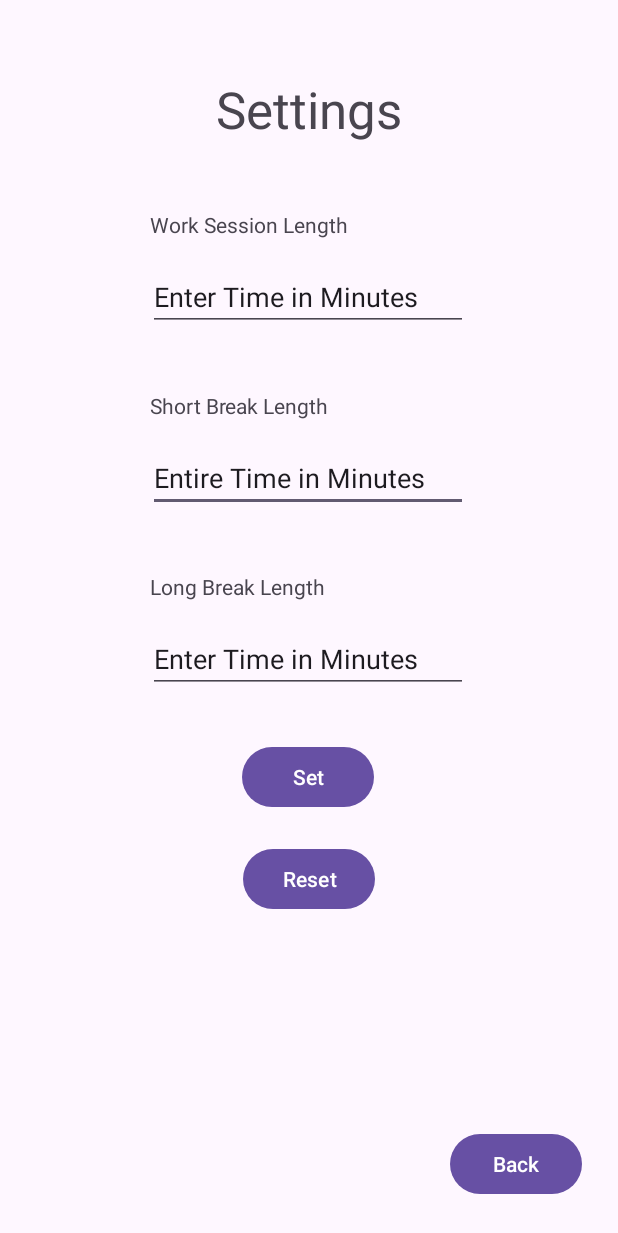
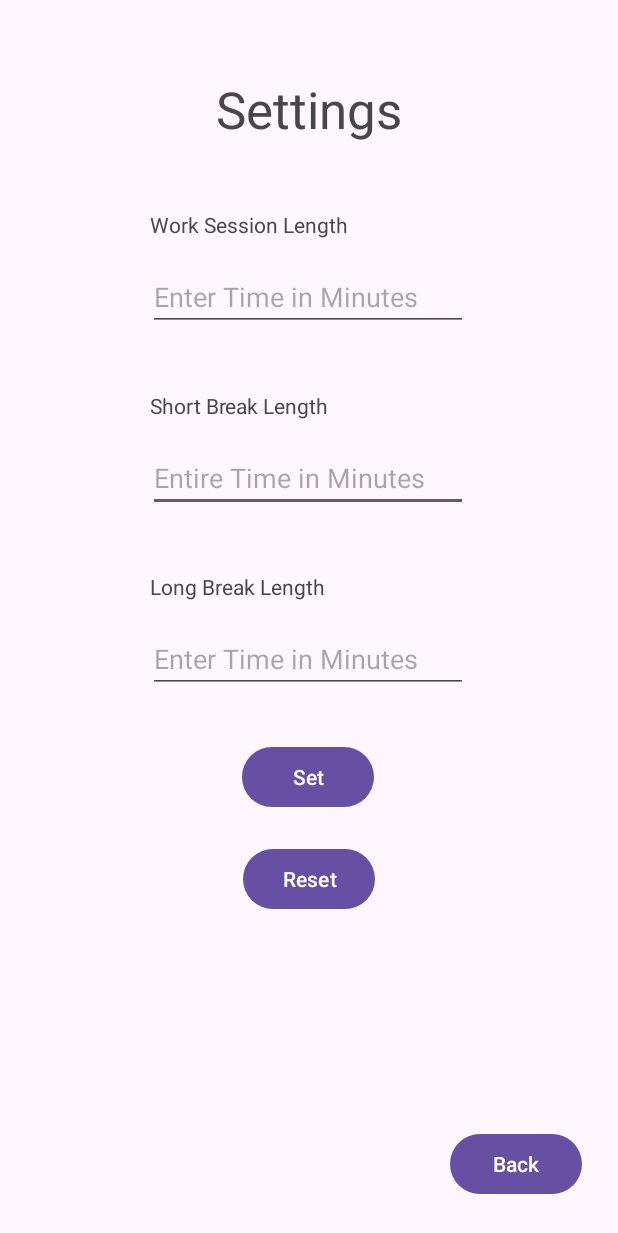
Before and after one commit to Moizsh10/Pomodoro_Technique_app, an Android app: the layout activity_custom_settings.xml on its own in the app's theme, with its tools: preview values and no code run, on a phone screen of 412 x 824 dp. Shown: the top 1233 px of the screen. Run offline under Robolectric (Android 15) with nearby library versions, the phone set to English and light mode, and no system bars.

Commit message:
Established layout of settings page

```diff
--- a/app/build.gradle.kts
+++ b/app/build.gradle.kts
@@ -26,6 +26,9 @@
         sourceCompatibility = JavaVersion.VERSION_1_8
         targetCompatibility = JavaVersion.VERSION_1_8
     }
+    buildFeatures {
+        viewBinding = true
+    }
 }
 
 dependencies {
@@ -33,6 +36,8 @@
     implementation("androidx.appcompat:appcompat:1.7.0")
     implementation("com.google.android.material:material:1.12.0")
     implementation("androidx.constraintlayout:constraintlayout:2.2.1")
+    implementation("androidx.navigation:navigation-fragment:2.8.9")
+    implementation("androidx.navigation:navigation-ui:2.8.9")
     testImplementation("junit:junit:4.13.2")
     androidTestImplementation("androidx.test.ext:junit:1.2.1")
     androidTestImplementation("androidx.test.espresso:espresso-core:3.6.1")
--- a/app/src/main/AndroidManifest.xml
+++ b/app/src/main/AndroidManifest.xml
@@ -13,6 +13,9 @@
         android:theme="@style/Theme.Pomodoro_Technique_app"
         tools:targetApi="31">
         <activity
+            android:name=".CustomSettingsActivity"
+            android:exported="false" />
+        <activity
             android:name=".MainActivity"
             android:exported="true">
             <intent-filter>
--- a/app/src/main/java/com/example/pomodoro_technique_app/CustomSettingsActivity.java
+++ b/app/src/main/java/com/example/pomodoro_technique_app/CustomSettingsActivity.java
@@ -1,10 +1,11 @@
 package com.example.pomodoro_technique_app;
+
+import androidx.appcompat.app.AppCompatActivity;
 
 import android.os.Bundle;
 
-import androidx.appcompat.app.AppCompatActivity;
+public class CustomSettingsActivity extends AppCompatActivity {
 
-public class CustomSettingsActivity extends AppCompatActivity {
     @Override
     protected void onCreate(Bundle savedInstanceState) {
         super.onCreate(savedInstanceState);
--- a/app/src/main/res/layout/activity_custom_settings.xml
+++ b/app/src/main/res/layout/activity_custom_settings.xml
@@ -6,43 +6,43 @@
     android:layout_height="match_parent">
 
     <EditText
-        android:id="@+id/editTextText2"
+        android:id="@+id/editTextShort"
         android:layout_width="wrap_content"
         android:layout_height="wrap_content"
         android:layout_marginTop="75dp"
         android:ems="10"
         android:inputType="text"
-        android:text="Entire Time in Minutes"
+        android:hint="Entire Time in Minutes"
         app:layout_constraintEnd_toEndOf="parent"
         app:layout_constraintHorizontal_bias="0.497"
         app:layout_constraintStart_toStartOf="parent"
-        app:layout_constraintTop_toBottomOf="@+id/editTextText" />
+        app:layout_constraintTop_toBottomOf="@+id/editTextWork" />
 
     <EditText
-        android:id="@+id/editTextText"
+        android:id="@+id/editTextWork"
         android:layout_width="wrap_content"
         android:layout_height="wrap_content"
         android:layout_marginTop="175dp"
         android:ems="10"
         android:inputType="text"
-        android:text="Enter Time in Minutes"
+        android:hint="Enter Time in Minutes"
         app:layout_constraintEnd_toEndOf="parent"
         app:layout_constraintHorizontal_bias="0.497"
         app:layout_constraintStart_toStartOf="parent"
         app:layout_constraintTop_toTopOf="parent" />
 
     <EditText
-        android:id="@+id/editTextText3"
+        android:id="@+id/editTextLong"
         android:layout_width="wrap_content"
         android:layout_height="wrap_content"
         android:layout_marginTop="75dp"
         android:ems="10"
         android:inputType="text"
-        android:text="Enter Time in Minutes"
+        android:hint="Enter Time in Minutes"
         app:layout_constraintEnd_toEndOf="parent"
         app:layout_constraintHorizontal_bias="0.497"
         app:layout_constraintStart_toStartOf="parent"
-        app:layout_constraintTop_toBottomOf="@+id/editTextText2" />
+        app:layout_constraintTop_toBottomOf="@+id/editTextShort" />
 
     <TextView
         android:id="@+id/textView"
@@ -51,7 +51,7 @@
         android:layout_marginStart="100dp"
         android:layout_marginBottom="16dp"
         android:text="Work Session Length"
-        app:layout_constraintBottom_toTopOf="@+id/editTextText"
+        app:layout_constraintBottom_toTopOf="@+id/editTextWork"
         app:layout_constraintStart_toStartOf="parent" />
 
     <TextView
@@ -61,7 +61,7 @@
         android:layout_marginStart="100dp"
         android:layout_marginBottom="16dp"
         android:text="Short Break Length"
-        app:layout_constraintBottom_toTopOf="@+id/editTextText2"
+        app:layout_constraintBottom_toTopOf="@+id/editTextShort"
         app:layout_constraintStart_toStartOf="parent" />
 
     <TextView
@@ -71,7 +71,7 @@
         android:layout_marginStart="100dp"
         android:layout_marginBottom="16dp"
         android:text="Long Break Length"
-        app:layout_constraintBottom_toTopOf="@+id/editTextText3"
+        app:layout_constraintBottom_toTopOf="@+id/editTextLong"
         app:layout_constraintStart_toStartOf="parent" />
 
     <TextView
@@ -95,7 +95,7 @@
         app:layout_constraintEnd_toEndOf="parent"
         app:layout_constraintHorizontal_bias="0.498"
         app:layout_constraintStart_toStartOf="parent"
-        app:layout_constraintTop_toBottomOf="@+id/editTextText3" />
+        app:layout_constraintTop_toBottomOf="@+id/editTextLong" />
 
     <Button
         android:id="@+id/settingsReset"
--- /dev/null
+++ b/app/src/main/res/values-land/dimens.xml
@@ -0,0 +1,3 @@
+<resources>
+    <dimen name="fab_margin">48dp</dimen>
+</resources>
--- /dev/null
+++ b/app/src/main/res/values-v23/themes.xml
@@ -0,0 +1,9 @@
+<resources xmlns:tools="http://schemas.android.com/tools">
+
+    <style name="Theme.Pomodoro_Technique_app" parent="Base.Theme.Pomodoro_Technique_app">
+        <!-- Transparent system bars for edge-to-edge. -->
+        <item name="android:navigationBarColor">@android:color/transparent</item>
+        <item name="android:statusBarColor">@android:color/transparent</item>
+        <item name="android:windowLightStatusBar">?attr/isLightTheme</item>
+    </style>
+</resources>
--- /dev/null
+++ b/app/src/main/res/values-w1240dp/dimens.xml
@@ -0,0 +1,3 @@
+<resources>
+    <dimen name="fab_margin">200dp</dimen>
+</resources>
--- /dev/null
+++ b/app/src/main/res/values-w600dp/dimens.xml
@@ -0,0 +1,3 @@
+<resources>
+    <dimen name="fab_margin">48dp</dimen>
+</resources>
--- /dev/null
+++ b/app/src/main/res/values/dimens.xml
@@ -0,0 +1,3 @@
+<resources>
+    <dimen name="fab_margin">16dp</dimen>
+</resources>
```
Also changed, not shown: app/src/main/res/navigation/nav_graph.xml (added, +28 -0 lines), app/src/main/res/values/strings.xml (+44 -1 lines), 1 other file.
